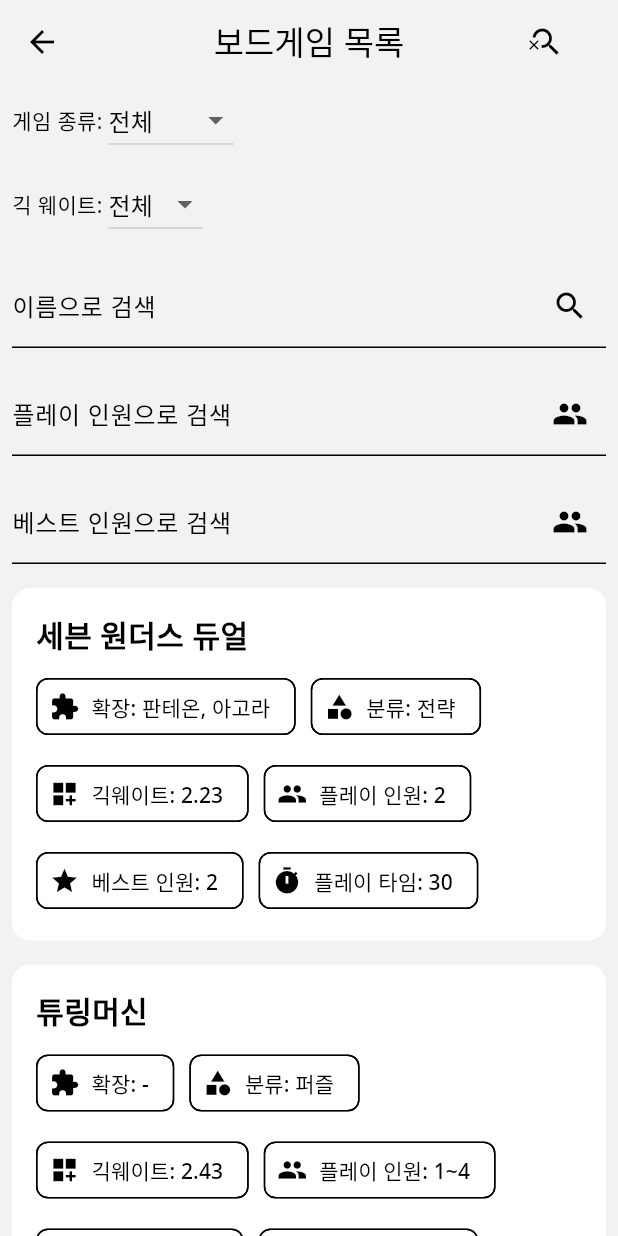
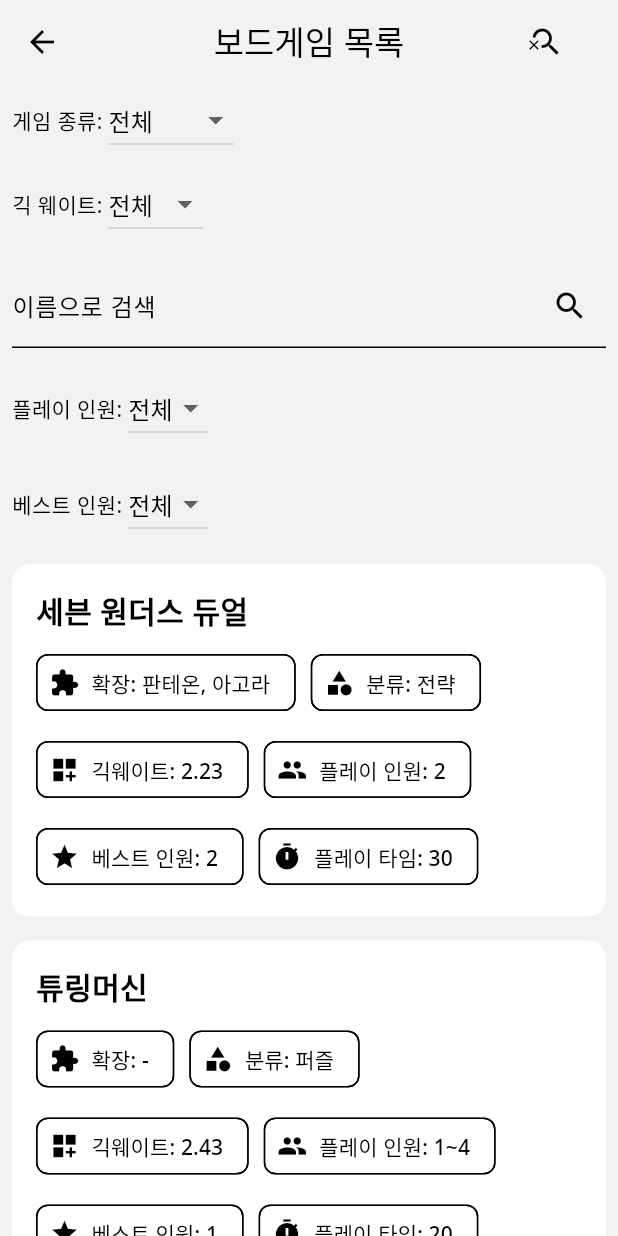
Before and after one commit to sechiyo97/daynyong_house_flutter, a Flutter app: the BoardGamesScreen screen opened by its route, after a tap on the "search" icon, on a phone screen of 412 x 824 dp. Run offline on Flutter 3.47's test engine with Material 3 defaults, Android fonts, the phone set to English and light mode, and no system bars; our stand-ins replace csv, get, table_calendar.

Commit message:
플레이 인원, 베스트 인원도 드랍다운 메뉴로 변경

```diff
--- a/lib/boardgames/board_games_screen.dart
+++ b/lib/boardgames/board_games_screen.dart
@@ -16,11 +16,13 @@
 class _BoardGamesScreenState extends State<BoardGamesScreen> {
   late Future<List<BoardGame>> boardGames;
   final TextEditingController _searchNameController = TextEditingController();
-  final TextEditingController _searchPlayerCountController =
-      TextEditingController();
-  final TextEditingController _searchBestForController =
-      TextEditingController();
-  String _selectedSearchCategory = '전체';
+
+  List<String> playerCounts = ['전체', '1','2','3','4','5','6','7','8'];
+  String _selectedPlayerCount = '전체';
+
+  List<String> bestForCounts = ['전체', '1','2','3','4','5','6','7','8'];
+  String _selectedBestForCount = '전체';
+
   List<String> categories = [
     '전체',
     '전략',
@@ -31,11 +33,13 @@
     '테마틱',
     '어린이'
   ];
-  bool _showSearchOptions = false; // 검색 옵션 표시 상태
+  String _selectedSearchCategory = '전체';
+
   List<String> geekWeightCategories = ['전체', '1점대', '2점대', '3점대', '4점대'];
   String _selectedGeekWeight = '전체'; // Default to show all
 
   final ScrollController _scrollController = ScrollController();
+  bool _showSearchOptions = false; // 검색 옵션 표시 상태
 
   @override
   void initState() {
@@ -85,8 +89,8 @@
       bool matchesBestFor = true;
 
       // 사용자가 플레이 인원수를 입력한 경우
-      if (_searchPlayerCountController.text.isNotEmpty) {
-        int? searchCount = int.tryParse(_searchPlayerCountController.text!);
+      if (_selectedPlayerCount != '전체') {
+        int? searchCount = int.tryParse(_selectedPlayerCount);
         // 입력 값이 유효한 숫자인 경우
         if (searchCount != null) {
           // game.playerCount가 범위를 나타내는 경우 "3~5"
@@ -100,14 +104,14 @@
           } else {
             // game.playerCount가 단일 숫자인 경우
             matchesPlayerCount =
-                game.playerCount == _searchPlayerCountController.text;
+                game.playerCount == _selectedPlayerCount;
           }
         }
       }
 
       // 사용자가 베스트 인원수를 입력한 경우
-      if (_searchBestForController.text.isNotEmpty) {
-        int? searchCount = int.tryParse(_searchBestForController.text!);
+      if (_selectedBestForCount != '전체') {
+        int? searchCount = int.tryParse(_selectedBestForCount);
         // 입력 값이 유효한 숫자인 경우
         if (searchCount != null) {
           // game.playerCount가 범위를 나타내는 경우 "3~5"
@@ -120,7 +124,7 @@
             }
           } else {
             // game.playerCount가 단일 숫자인 경우
-            matchesBestFor = game.bestFor == _searchBestForController.text;
+            matchesBestFor = game.bestFor == _selectedBestForCount;
           }
         }
       }
@@ -220,31 +224,53 @@
           if (_showSearchOptions)
             Padding(
               padding: const EdgeInsets.all(8.0),
-              child: TextField(
-                controller: _searchPlayerCountController,
-                decoration: const InputDecoration(
-                  labelText: '플레이 인원으로 검색',
-                  suffixIcon: Icon(Icons.people),
-                ),
-                keyboardType: TextInputType.number,
-                onChanged: (value) {
-                  setState(() {});
-                },
+              child: Row(
+                children: [
+                  const Text("플레이 인원: "),
+                  DropdownButton<String>(
+                    value: _selectedPlayerCount,
+                    onChanged: (value) {
+                      if (value != null) {
+                        setState(() {
+                          _selectedPlayerCount = value;
+                        });
+                      }
+                    },
+                    items: playerCounts
+                        .map<DropdownMenuItem<String>>((String value) {
+                      return DropdownMenuItem<String>(
+                        value: value,
+                        child: Text(value),
+                      );
+                    }).toList(),
+                  ),
+                ],
               ),
             ),
           if (_showSearchOptions)
             Padding(
               padding: const EdgeInsets.all(8.0),
-              child: TextField(
-                controller: _searchBestForController,
-                decoration: const InputDecoration(
-                  labelText: '베스트 인원으로 검색',
-                  suffixIcon: Icon(Icons.people),
-                ),
-                keyboardType: TextInputType.number,
-                onChanged: (value) {
-                  setState(() {});
-                },
+              child: Row(
+                children: [
+                  const Text("베스트 인원: "),
+                  DropdownButton<String>(
+                    value: _selectedBestForCount,
+                    onChanged: (value) {
+                      if (value != null) {
+                        setState(() {
+                          _selectedBestForCount = value;
+                        });
+                      }
+                    },
+                    items: bestForCounts
+                        .map<DropdownMenuItem<String>>((String value) {
+                      return DropdownMenuItem<String>(
+                        value: value,
+                        child: Text(value),
+                      );
+                    }).toList(),
+                  ),
+                ],
               ),
             ),
           Expanded(
```
